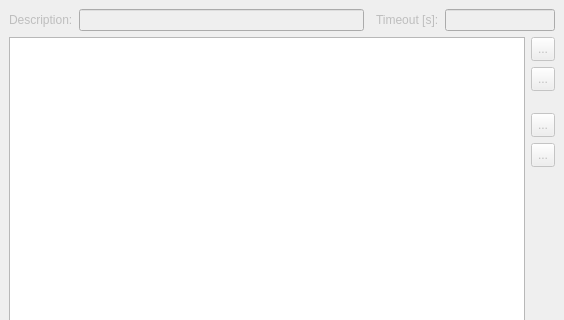
Before: the Qt Designer form src/ui/qtdesigner/MissionPlanWidget.ui in clemensd1/smarc_qgis_mission_control, drawn with Qt 5; both pictures show x 0 to 564 and y 0 to 320 of the 564 by 653 pixel window.
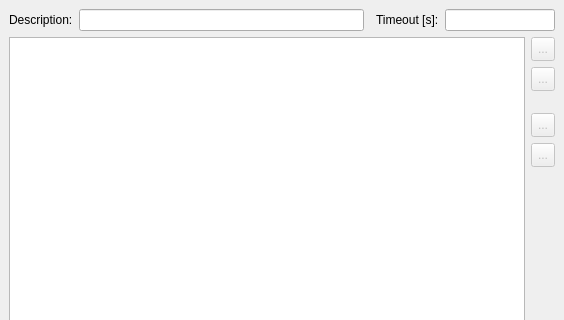
After: the same form once the commit is applied.

Commit message:
fix: more granular `setEnabled` for mission plan parameters
This helps keep the labels more readable, as they do not get disabled.

Diff of the .ui file:
```diff
--- a/src/ui/qtdesigner/MissionPlanWidget.ui
+++ b/src/ui/qtdesigner/MissionPlanWidget.ui
@@ -28,9 +28,6 @@
    </property>
    <item>
     <widget class="QWidget" name="missionPlanParameters" native="true">
-     <property name="enabled">
-      <bool>false</bool>
-     </property>
      <layout class="QHBoxLayout" name="horizontalLayout_2">
       <property name="leftMargin">
        <number>0</number>
```
The commit also changes 2 other files.
